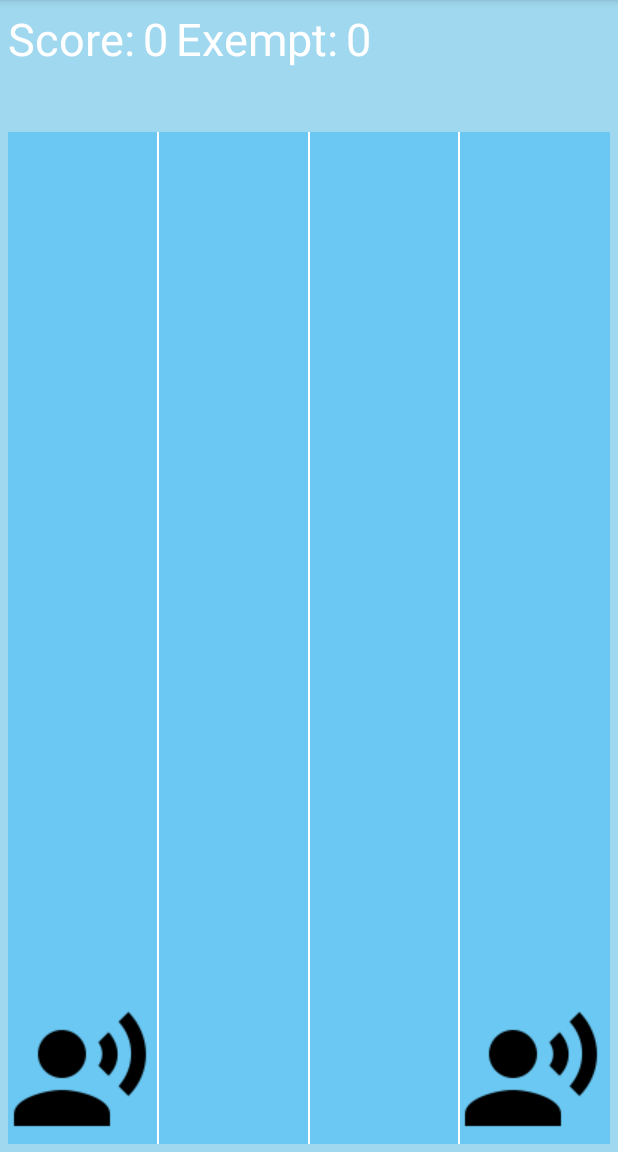
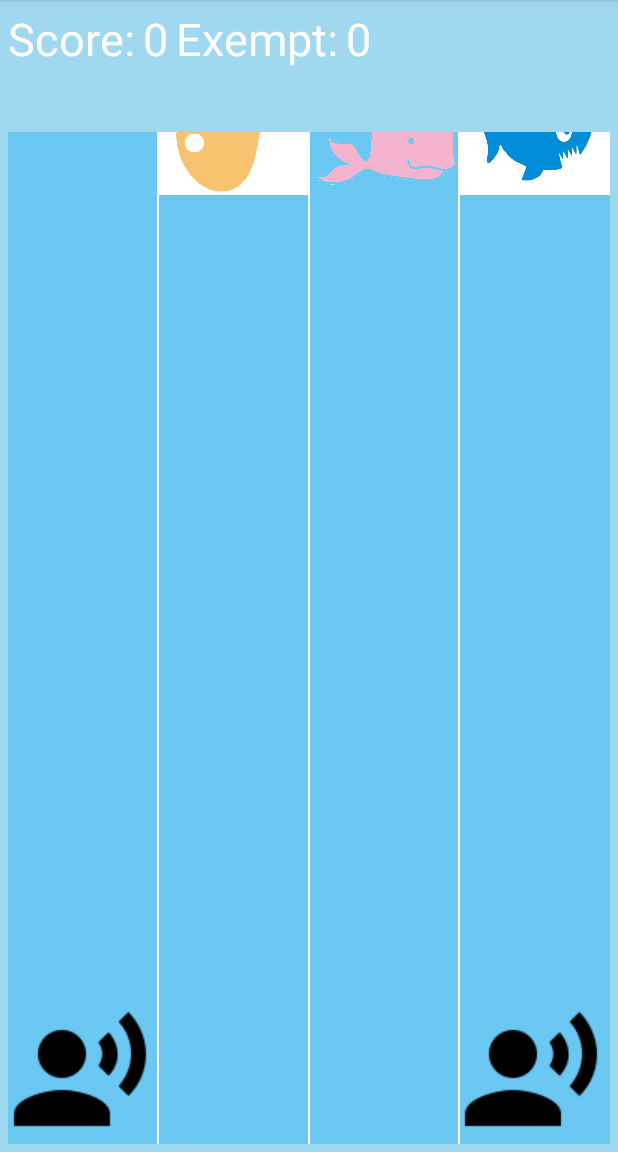
Before and after one commit to LynnHuang93/Hackathon, an Android app: the HardModeActivity screen opened directly, with no data from a screen before it, on a phone screen of 412 x 824 dp, the part 84-1236 px from its top. Run offline under Robolectric (Android 15) with nearby library versions, the phone set to English and light mode, and no system bars.

Commit message:
changed icons

```diff
--- a/Gocha/app/src/main/java/com/weareonfire/gocha/gocha/HardModeActivity.java
+++ b/Gocha/app/src/main/java/com/weareonfire/gocha/gocha/HardModeActivity.java
@@ -104,12 +104,12 @@ public class HardModeActivity extends AppCompatActivity {
         tracks.add ((RelativeLayout) findViewById(R.id.rightin));
         tracks.add ((RelativeLayout) findViewById(R.id.rightout));
 
-        good_images.add(R.drawable.ic_grade_black_24dp);
-        good_images.add(R.drawable.ic_invert_colors_black_24dp);
-        bad_images.add(R.drawable.ic_report_problem_black_24dp);
-        bad_images.add(R.drawable.ic_pets_black_24dp);
+        good_images.add(R.drawable.goodlittlefish1);
+        good_images.add(R.drawable.goodlittlefish2);
+        bad_images.add(R.drawable.badshark);
+        bad_images.add(R.drawable.badwhalepink);
         exempt_image_id = R.drawable.ic_pregnant_woman_black_24dp; //assign preg woman to exempt_img_id
-        ink_image_id = R.drawable.ic_rowing_black_24dp; //assign rowing to ink_img_id
+        ink_image_id = R.drawable.octopus; //assign rowing to ink_img_id
         //exempt_images.add(R.drawable.ic_rowing_black_24dp);
         //exempt_images_set.addAll(exempt_images);
 
--- a/Gocha/app/src/main/java/com/weareonfire/gocha/gocha/SingleModeActivity.java
+++ b/Gocha/app/src/main/java/com/weareonfire/gocha/gocha/SingleModeActivity.java
@@ -26,7 +26,7 @@ import java.util.Set;
 
 public class SingleModeActivity extends AppCompatActivity {
     List<RelativeLayout> tracks = new ArrayList<>(4);
-    List<Integer> generic_images = new ArrayList<>(3);
+    List<Integer> generic_images = new ArrayList<>(2);
     int exempt_image_id; //id for the exempt pic
     int ink_image_id; //id for the ink pic
     Set<Integer> exempt_images_set = new HashSet<>();
@@ -103,11 +103,10 @@ public class SingleModeActivity extends AppCompatActivity {
         tracks.add ((RelativeLayout) findViewById(R.id.rightin));
         tracks.add ((RelativeLayout) findViewById(R.id.rightout));
 
-        generic_images.add(R.drawable.ic_grade_black_24dp);
-        generic_images.add(R.drawable.ic_invert_colors_black_24dp);
-        generic_images.add(R.drawable.ic_report_problem_black_24dp);
+        generic_images.add(R.drawable.goodlittlefish1);
+        generic_images.add(R.drawable.goodlittlefish2);
         exempt_image_id = R.drawable.ic_pregnant_woman_black_24dp; //assign preg woman to exempt_img_id
-        ink_image_id = R.drawable.ic_rowing_black_24dp; //assign rowing to ink_img_id
+        ink_image_id = R.drawable.octopus; //assign rowing to ink_img_id
         //exempt_images.add(R.drawable.ic_rowing_black_24dp);
         //exempt_images_set.addAll(exempt_images);
 
@@ -159,7 +158,7 @@ public class SingleModeActivity extends AppCompatActivity {
             float randf = random.nextFloat();
             final int currentImgId;
             if (randf<=0.8){
-                currentImgId = generic_images.get(random.nextInt(3));
+                currentImgId = generic_images.get(random.nextInt(2));
                 randomImage.setImageResource(currentImgId);
 
             }
@@ -296,7 +295,7 @@ public class SingleModeActivity extends AppCompatActivity {
             float randf = random.nextFloat();
             final int currentImgId;
             if (randf<=0.8){ //control the prob for different imgs
-                currentImgId = generic_images.get(random.nextInt(3));
+                currentImgId = generic_images.get(random.nextInt(2));
                 randomImage.setImageResource(currentImgId);
             }
             else if (randf>0.8 && randf<=0.9){
```
